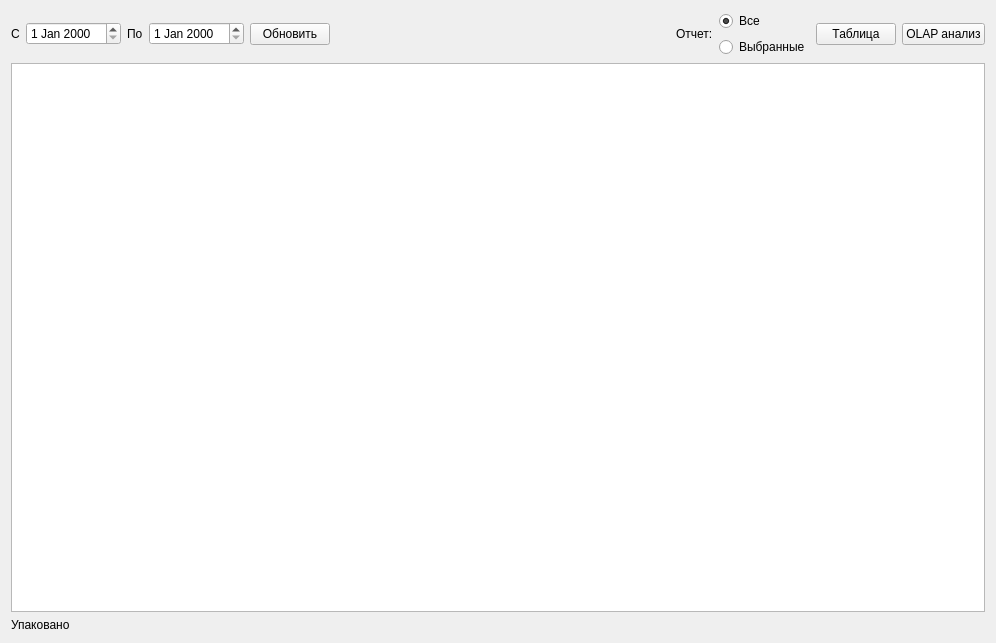
Old version of the form formreppack.ui in the repository Sergeyego/dosage.
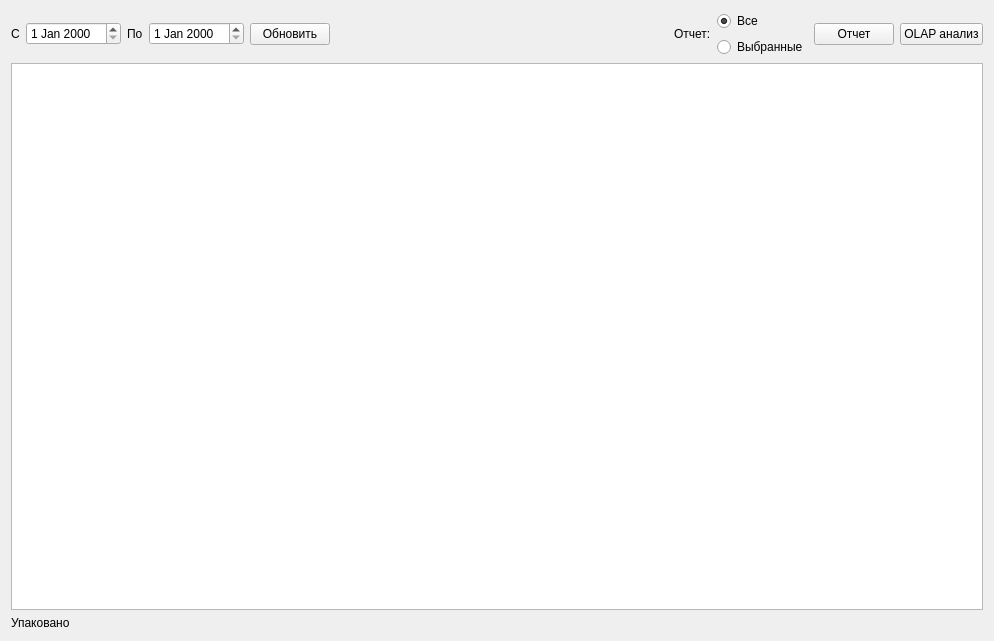
New version of the form. Custom widgets are drawn as their Qt base class.

Diff of the .ui file:
```diff
--- a/formreppack.ui
+++ b/formreppack.ui
@@ -6,8 +6,8 @@
    <rect>
     <x>0</x>
     <y>0</y>
-    <width>996</width>
-    <height>643</height>
+    <width>994</width>
+    <height>641</height>
    </rect>
   </property>
   <property name="windowTitle">
@@ -87,7 +87,7 @@
      <item>
       <widget class="QPushButton" name="pushButtonTbl">
        <property name="text">
-        <string>Таблица</string>
+        <string>Отчет</string>
        </property>
       </widget>
      </item>
```
